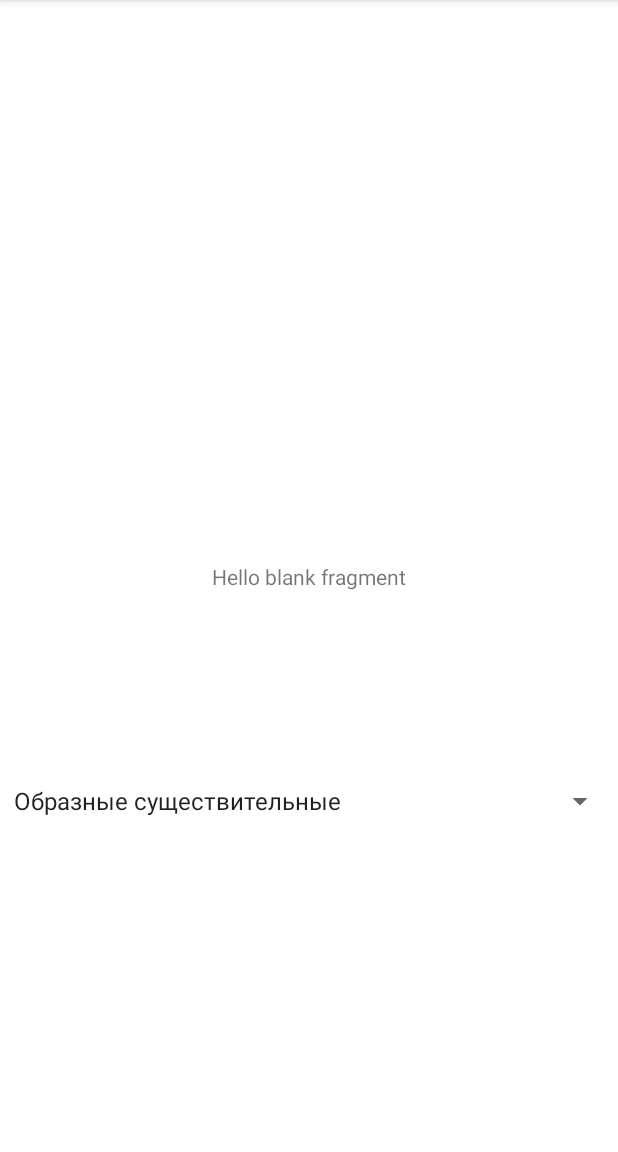
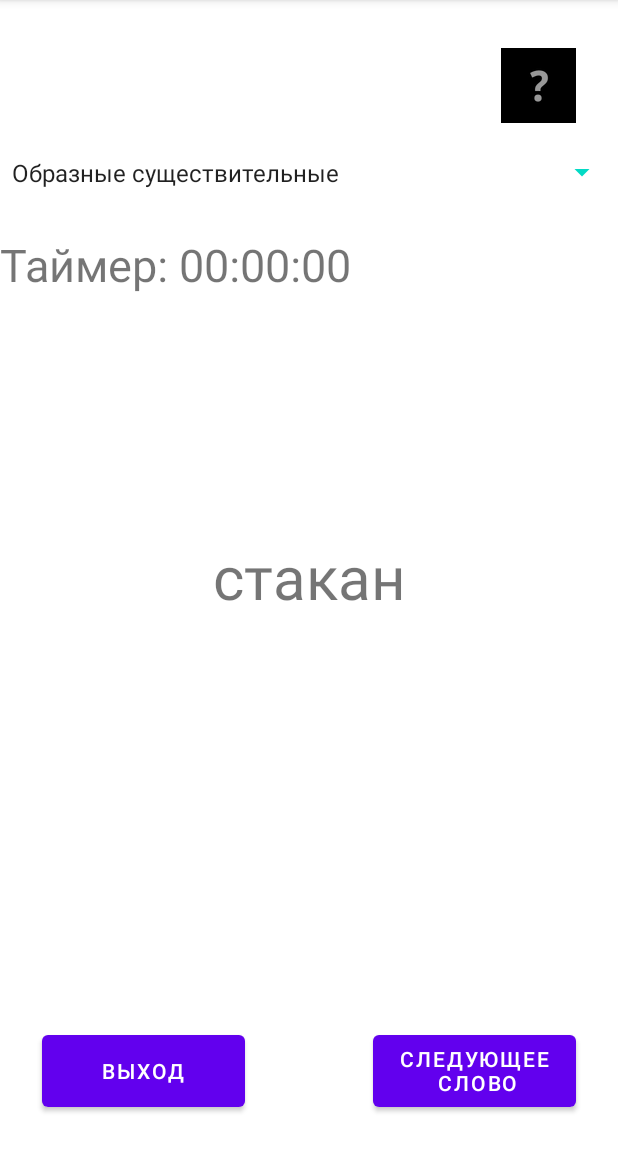
Before and after one commit to DmitriyZakharich/Mnemonics-for-foreign-words, an Android app: the VisualizationFragment screen opened through its navigation route, on a phone screen of 412 x 824 dp, the part 84-1236 px from its top. Run offline under Robolectric (Android 15) with nearby library versions, the phone set to English and light mode, and no system bars; our stand-ins replace Dagger/Hilt's generated code.

Commit message:
Basic screen of the Visualization exercise.

```diff
--- a/app/src/main/java/com/example/mnemonicsforforeignword/screens/exercises/ExercisesMenuFragment.kt
+++ b/app/src/main/java/com/example/mnemonicsforforeignword/screens/exercises/ExercisesMenuFragment.kt
@@ -13,10 +13,6 @@ class ExercisesMenuFragment : Fragment() {
 
     private var _binding: FragmentMenuExercisesBinding? = null
     private val binding get() = _binding!!
-
-    override fun onCreate(savedInstanceState: Bundle?) {
-        super.onCreate(savedInstanceState)
-    }
 
     override fun onCreateView(inflater: LayoutInflater, container: ViewGroup?,
             savedInstanceState: Bundle?): View? { // Inflate the layout for this fragment
--- a/app/src/main/java/com/example/mnemonicsforforeignword/screens/exercises/visualization/interfases/RepositoryManager.kt
+++ b/app/src/main/java/com/example/mnemonicsforforeignword/screens/exercises/visualization/interfases/RepositoryManager.kt
@@ -1,7 +1,7 @@
 package com.example.mnemonicsforforeignword.screens.exercises.visualization.interfases
 
-import com.example.mnemonicsforforeignword.screens.exercises.visualization.presentation.intent.DataIntent
+import com.example.mnemonicsforforeignword.screens.exercises.visualization.presentation.intent.DataType
 
 interface RepositoryManager {
-    suspend fun getListData(dataIntent: DataIntent): List<String>
+    suspend fun getListData(dataType: DataType): List<String>
 }
--- a/app/src/main/java/com/example/mnemonicsforforeignword/screens/exercises/visualization/presentation/intent/DataIntent.kt
+++ b/app/src/main/java/com/example/mnemonicsforforeignword/screens/exercises/visualization/presentation/intent/WordIntent.kt
@@ -1,6 +1,11 @@
 package com.example.mnemonicsforforeignword.screens.exercises.visualization.presentation.intent
 
-enum class DataIntent {
+sealed class WordIntent{
+    data class LoadingNewWords(val dataType: DataType) : WordIntent()
+    object NextWord : WordIntent()
+}
+
+enum class DataType {
     FIGURATIVE_NOUNS,
     ABSTRACT_NOUNS,
     ADJECTIVE,
--- a/app/src/main/java/com/example/mnemonicsforforeignword/screens/exercises/visualization/presentation/view/VisualizationFragment.kt
+++ b/app/src/main/java/com/example/mnemonicsforforeignword/screens/exercises/visualization/presentation/view/VisualizationFragment.kt
@@ -10,11 +10,14 @@ import android.widget.ArrayAdapter
 import android.widget.Toast
 import androidx.fragment.app.Fragment
 import androidx.lifecycle.ViewModelProvider
+import androidx.navigation.fragment.NavHostFragment
 import com.example.mnemonicsforforeignword.MyApp
 import com.example.mnemonicsforforeignword.databinding.FragmentVisualizationBinding
-import com.example.mnemonicsforforeignword.screens.exercises.visualization.presentation.intent.DataIntent
+import com.example.mnemonicsforforeignword.screens.exercises.visualization.presentation.intent.DataType
+import com.example.mnemonicsforforeignword.screens.exercises.visualization.presentation.intent.WordIntent
 import com.example.mnemonicsforforeignword.screens.exercises.visualization.presentation.viewmodel.VisualizationViewModel
 import com.example.mnemonicsforforeignword.screens.exercises.visualization.presentation.viewmodel.VisualizationViewModelFactory
+import com.example.mnemonicsforforeignword.screens.exercises.visualization.presentation.viewstate.WordState
 import javax.inject.Inject
 
 class VisualizationFragment : Fragment() {
@@ -31,7 +34,7 @@ class VisualizationFragment : Fragment() {
             "Глаголы", "Прилагательные + существительные", "Все типы")
 
     override fun onCreateView(inflater: LayoutInflater, container: ViewGroup?,
-            savedInstanceState: Bundle?): View? { // Inflate the layout for this fragment
+            savedInstanceState: Bundle?): View? {
         _binding = FragmentVisualizationBinding.inflate(inflater, container, false)
         return binding.root
     }
@@ -40,35 +43,66 @@ class VisualizationFragment : Fragment() {
         super.onViewCreated(view, savedInstanceState)
         setupViewModel()
         setupSpinner()
+        binding.nextWordButton.setOnClickListener {
+            viewModel.handleIntent(WordIntent.NextWord)
+        }
+
+        val navController = NavHostFragment.findNavController(this)
+        binding.exitButton.setOnClickListener { navController.navigate(
+            com.example.mnemonicsforforeignword.R.id.exercisesMenuFragment) }
+
+        binding.hintButton.setOnClickListener {
+            val dialog = VisualizationDialogFragment()
+            dialog.show(childFragmentManager, "custom")
+        }
     }
 
     private fun setupViewModel() {
         (requireContext().applicationContext as MyApp).visualizationScreenComponent.inject(this)
         viewModel = ViewModelProvider(this, vmFactory)[VisualizationViewModel::class.java]
 
-        viewModel.words.observe(viewLifecycleOwner) {
-            Toast.makeText(MyApp.applicationContext(), it.joinToString(), Toast.LENGTH_SHORT).show()
+        viewModel.state.observe(viewLifecycleOwner){
+            when (it) {
+                is WordState.Idle -> {
+                    binding.progressBar.visibility = View.GONE
+                    Toast.makeText(this.activity, "Ошибка. Нет данных", Toast.LENGTH_LONG).show()
+                }
+                is WordState.Loading -> {
+                    binding.wordTextView.visibility = View.GONE
+                    binding.progressBar.visibility = View.VISIBLE
+                    binding.wordTextView.text = ""
+                }
+
+                is WordState.Word -> {
+                    binding.progressBar.visibility = View.GONE
+
+                    binding.wordTextView.visibility = View.VISIBLE
+                    binding.wordTextView.text = it.nextWord
+                }
+                is WordState.Error -> {
+                    binding.progressBar.visibility = View.GONE
+                    Toast.makeText(this.activity, it.error, Toast.LENGTH_LONG).show()
+                }
+            }
         }
 
-//        viewModel.getWords(DataIntent.FIGURATIVE_NOUNS)
     }
 
     private fun setupSpinner() {
         val adapter = ArrayAdapter(requireActivity(), R.layout.simple_spinner_item, dataType)
         adapter.setDropDownViewResource(R.layout.simple_spinner_dropdown_item)
 
-//        Toast.makeText(requireActivity(), "setupSpinner", Toast.LENGTH_SHORT).show()
 
         binding.dataTypeSpinner.adapter = adapter
 
         binding.dataTypeSpinner.onItemSelectedListener = object :
             AdapterView.OnItemSelectedListener {
             override fun onItemSelected(parent: AdapterView<*>, view: View, position: Int, id: Long) {
-                viewModel.getWords(DataIntent.values()[position])
+                viewModel.handleIntent(WordIntent.LoadingNewWords(DataType.values()[position]))
             }
 
             override fun onNothingSelected(parent: AdapterView<*>) {
-                viewModel.getWords(DataIntent.FIGURATIVE_NOUNS)
+                viewModel.handleIntent(WordIntent.LoadingNewWords(DataType.FIGURATIVE_NOUNS))
             }
         }
     }
--- a/app/src/main/java/com/example/mnemonicsforforeignword/screens/exercises/visualization/presentation/viewmodel/VisualizationViewModel.kt
+++ b/app/src/main/java/com/example/mnemonicsforforeignword/screens/exercises/visualization/presentation/viewmodel/VisualizationViewModel.kt
@@ -5,18 +5,51 @@ import androidx.lifecycle.MutableLiveData
 import androidx.lifecycle.ViewModel
 import androidx.lifecycle.viewModelScope
 import com.example.mnemonicsforforeignword.screens.exercises.visualization.interfases.RepositoryManager
-import com.example.mnemonicsforforeignword.screens.exercises.visualization.presentation.intent.DataIntent
+import com.example.mnemonicsforforeignword.screens.exercises.visualization.presentation.intent.DataType
+import com.example.mnemonicsforforeignword.screens.exercises.visualization.presentation.intent.WordIntent
+import com.example.mnemonicsforforeignword.screens.exercises.visualization.presentation.viewstate.WordState
 import kotlinx.coroutines.Dispatchers
 import kotlinx.coroutines.launch
 
 class VisualizationViewModel(private val repositoryManager: RepositoryManager) : ViewModel() {
 
-    private var _words = MutableLiveData<List<String>>()
-    val words: LiveData<List<String>> = _words
+    private var count = -1
+    private val list = mutableListOf<String>()
 
-    fun getWords(intent: DataIntent){
+    private var _state = MutableLiveData<WordState>()
+    val state: LiveData<WordState> = _state
+
+    fun handleIntent(intent: WordIntent) {
+        when (intent) {
+            is WordIntent.LoadingNewWords -> getNewWords(intent.dataType)
+            is WordIntent.NextWord -> {
+                _state.postValue(
+                    WordState.Word(list.random())
+
+                    /**Переписать*/
+//                    if (list.size >= 1 && count < list.size - 1) WordState.Word(list[++count])
+//                    else WordState.Idle //хрень
+                )
+            }
+        }
+    }
+
+    private fun getNewWords(intent: DataType){
         viewModelScope.launch(Dispatchers.IO){
-            _words.postValue(repositoryManager.getListData(intent))
+            _state.postValue(WordState.Loading)
+
+            _state.postValue(try {
+                list.clear()
+                list.addAll ((repositoryManager.getListData(intent)))
+
+                if (list.isNotEmpty()) {
+                    WordState.Word( list.random() )
+                } else {
+                    WordState.Idle
+                }
+            } catch (e: Exception) {
+                WordState.Error(e.localizedMessage)
+            })
         }
     }
 }
--- /dev/null
+++ b/app/src/main/java/com/example/mnemonicsforforeignword/screens/exercises/visualization/presentation/viewstate/WordState.kt
@@ -0,0 +1,8 @@
+package com.example.mnemonicsforforeignword.screens.exercises.visualization.presentation.viewstate
+
+sealed class WordState {
+    object Idle : WordState()
+    object Loading : WordState()
+    data class Word(val nextWord: String) : WordState()
+    data class Error(val error: String?) : WordState()
+}
--- a/app/src/main/java/com/example/mnemonicsforforeignword/screens/exercises/visualization/repository/RepositoryManagerImpl.kt
+++ b/app/src/main/java/com/example/mnemonicsforforeignword/screens/exercises/visualization/repository/RepositoryManagerImpl.kt
@@ -2,7 +2,7 @@ package com.example.mnemonicsforforeignword.screens.exercises.visualization.repo
 
 import com.example.mnemonicsforforeignword.MyApp
 import com.example.mnemonicsforforeignword.screens.exercises.visualization.interfases.RepositoryManager
-import com.example.mnemonicsforforeignword.screens.exercises.visualization.presentation.intent.DataIntent
+import com.example.mnemonicsforforeignword.screens.exercises.visualization.presentation.intent.DataType
 import java.lang.Integer.min
 
 class RepositoryManagerImpl : RepositoryManager {
@@ -11,14 +11,14 @@ class RepositoryManagerImpl : RepositoryManager {
         MALE, NEUTER, FEMALE, PLURAL
     }
 
-    override suspend fun getListData(dataIntent: DataIntent): List<String> {
-        return when (dataIntent) {
-            DataIntent.FIGURATIVE_NOUNS -> getFigurativeNouns()
-            DataIntent.ABSTRACT_NOUNS -> getData("abstract_nouns.txt")
-            DataIntent.ADJECTIVE -> getAdjectives()
-            DataIntent.VERB -> getData("verbs.txt")
-            DataIntent.ALL_TYPES -> getData("figurative_nouns.txt", "abstract_nouns.txt", "adjectives.txt", "verbs.txt")
-            DataIntent.ADJECTIVE_AND_NOUN -> getDataFromPair("adjectives.txt", "figurative_nouns.txt")
+    override suspend fun getListData(dataType: DataType): List<String> {
+        return when (dataType) {
+            DataType.FIGURATIVE_NOUNS -> getFigurativeNouns()
+            DataType.ABSTRACT_NOUNS -> getData("abstract_nouns.txt")
+            DataType.ADJECTIVE -> getAdjectives()
+            DataType.VERB -> getData("verbs.txt")
+            DataType.ALL_TYPES -> getData("figurative_nouns.txt", "abstract_nouns.txt", "adjectives.txt", "verbs.txt")
+            DataType.ADJECTIVE_AND_NOUN -> getDataFromPair("adjectives.txt", "figurative_nouns.txt")
         }
     }
 
@@ -49,7 +49,7 @@ class RepositoryManagerImpl : RepositoryManager {
     private fun getAdjectiveGender(gender: Genders, adjective: String): String =
         adjective.split('|')[gender.ordinal]
 
-    private fun getData(vararg files: String): List<String> {
+    private suspend fun getData(vararg files: String): List<String> {
         val resultList = mutableListOf<String>()
         files.forEach {
             resultList.addAll(
--- a/app/src/main/res/layout/fragment_visualization.xml
+++ b/app/src/main/res/layout/fragment_visualization.xml
@@ -7,10 +7,12 @@
     tools:context=".screens.exercises.visualization.presentation.view.VisualizationFragment">
 
     <TextView
-        android:id="@+id/textView2"
+        android:id="@+id/word_textView"
         android:layout_width="wrap_content"
         android:layout_height="wrap_content"
-        android:text="@string/hello_blank_fragment"
+        android:text="@string/word"
+        android:textSize="40sp"
+        android:textAlignment="center"
         app:layout_constraintBottom_toBottomOf="parent"
         app:layout_constraintEnd_toEndOf="parent"
         app:layout_constraintStart_toStartOf="parent"
@@ -18,12 +20,67 @@
 
     <Spinner
         android:id="@+id/data_type_spinner"
-        android:layout_width="409dp"
+        style="@style/Spinner"
+        android:layout_marginTop="100dp"
+        app:layout_constraintEnd_toEndOf="parent"
+        app:layout_constraintHorizontal_bias="0.0"
+        app:layout_constraintStart_toStartOf="parent"
+        app:layout_constraintTop_toTopOf="parent" />
+
+    <Button
+        android:id="@+id/next_word_button"
+        android:layout_width="135dp"
+        android:layout_height="60dp"
+        android:layout_marginEnd="28dp"
+        android:layout_marginBottom="24dp"
+        android:text="@string/next_word"
+        app:layout_constraintBottom_toBottomOf="parent"
+        app:layout_constraintEnd_toEndOf="parent" />
+
+    <Button
+        android:id="@+id/exit_button"
+        android:layout_width="135dp"
+        android:layout_height="60dp"
+        android:minHeight="60dp"
+        android:minWidth="135dp"
+        android:layout_marginStart="28dp"
+        android:layout_marginBottom="24dp"
+        android:text="@string/exit"
+        app:layout_constraintBottom_toBottomOf="parent"
+        app:layout_constraintStart_toStartOf="parent" />
+
+    <ProgressBar
+        android:id="@+id/progressBar"
+        style="?android:attr/progressBarStyle"
+        android:layout_width="wrap_content"
         android:layout_height="wrap_content"
-        android:layout_marginTop="128dp"
-
+        app:layout_constraintBottom_toBottomOf="parent"
         app:layout_constraintEnd_toEndOf="parent"
         app:layout_constraintStart_toStartOf="parent"
-        app:layout_constraintTop_toBottomOf="@+id/textView2" />
+        app:layout_constraintTop_toTopOf="parent" />
+
+    <TextView
+        android:id="@+id/editTextTime"
+        android:layout_width="wrap_content"
+        android:layout_height="wrap_content"
+        android:layout_marginTop="156dp"
+        android:text="@string/timer"
+        android:textSize="30sp"
+        app:layout_constraintEnd_toEndOf="parent"
+        app:layout_constraintHorizontal_bias="0.0"
+        app:layout_constraintStart_toStartOf="parent"
+        app:layout_constraintTop_toTopOf="parent" />
+
+    <ImageButton
+        android:id="@+id/hint_button"
+        android:layout_width="50dp"
+        android:layout_height="50dp"
+        android:background="@color/black"
+        android:layout_marginTop="32dp"
+        android:layout_marginEnd="28dp"
+        android:src="@android:drawable/ic_menu_help"
+        app:layout_constraintEnd_toEndOf="parent"
+        app:layout_constraintTop_toTopOf="parent" />
+
 
 </androidx.constraintlayout.widget.ConstraintLayout>
--- a/app/src/main/res/navigation/main_graph.xml
+++ b/app/src/main/res/navigation/main_graph.xml
@@ -17,6 +17,9 @@
         <action
             android:id="@+id/action_menuFragment_to_exercisesFragment"
             app:destination="@id/exercisesMenuFragment" />
+        <action
+            android:id="@+id/action_menuFragment_to_tutorialMenuFragment"
+            app:destination="@id/tutorialMenuFragment" />
     </fragment>
     <fragment
         android:id="@+id/linksFragment"
@@ -37,4 +40,9 @@
         android:name="com.example.mnemonicsforforeignword.screens.exercises.visualization.presentation.view.VisualizationFragment"
         android:label="fragment_visualization"
         tools:layout="@layout/fragment_visualization" />
+    <fragment
+        android:id="@+id/tutorialMenuFragment"
+        android:name="com.example.mnemonicsforforeignword.screens.tutorial.TutorialMenuFragment"
+        android:label="fragment_tutorial_menu"
+        tools:layout="@layout/fragment_tutorial_menu" />
 </navigation>
--- a/app/src/main/res/values/strings.xml
+++ b/app/src/main/res/values/strings.xml
@@ -8,4 +8,8 @@
     <string name="faq">FAQ</string>
     <!-- TODO: Remove or change this placeholder text -->
     <string name="hello_blank_fragment">Hello blank fragment</string>
+    <string name="next_word">Следующее\n слово</string>
+    <string name="word">Слово</string>
+    <string name="timer">Таймер: 00:00:00</string>
+    <string name="exit">Выход</string>
 </resources>
--- /dev/null
+++ b/app/src/main/res/values/styles.xml
@@ -0,0 +1,14 @@
+<?xml version="1.0" encoding="utf-8"?>
+<resources>
+    <style name="Spinner">
+        <item name="android:layout_width">0dp</item>
+        <item name="android:layout_height">wrap_content</item>
+        <item name="android:layout_weight">1</item>
+        <item name="android:textSize">30sp</item>
+        <item name="android:textColor">@color/purple_500</item>
+        <item name="android:textAlignment">textStart</item>
+        <item name="android:minHeight">30dp</item>
+        <item name="android:backgroundTint">@color/teal_200</item>
+        <item name="android:popupBackground">@color/teal_700</item>
+    </style>
+</resources>
```
Also changed, not shown: app/src/main/java/com/example/mnemonicsforforeignword/screens/exercises/visualization/domain/GetListUseCase.kt (deleted, +0 -27 lines), app/src/main/java/com/example/mnemonicsforforeignword/screens/exercises/visualization/presentation/view/VisualizationDialogFragment.kt (added, +25 -0 lines), app/src/main/java/com/example/mnemonicsforforeignword/screens/exercises/visualization/presentation/viewstate/ListState.kt (deleted, +0 -8 lines), app/src/main/java/com/example/mnemonicsforforeignword/screens/tutorial/TutorialMenuFragment.kt (added, +26 -0 lines), app/src/main/res/layout/fragment_tutorial_menu.xml (added, +21 -0 lines).
